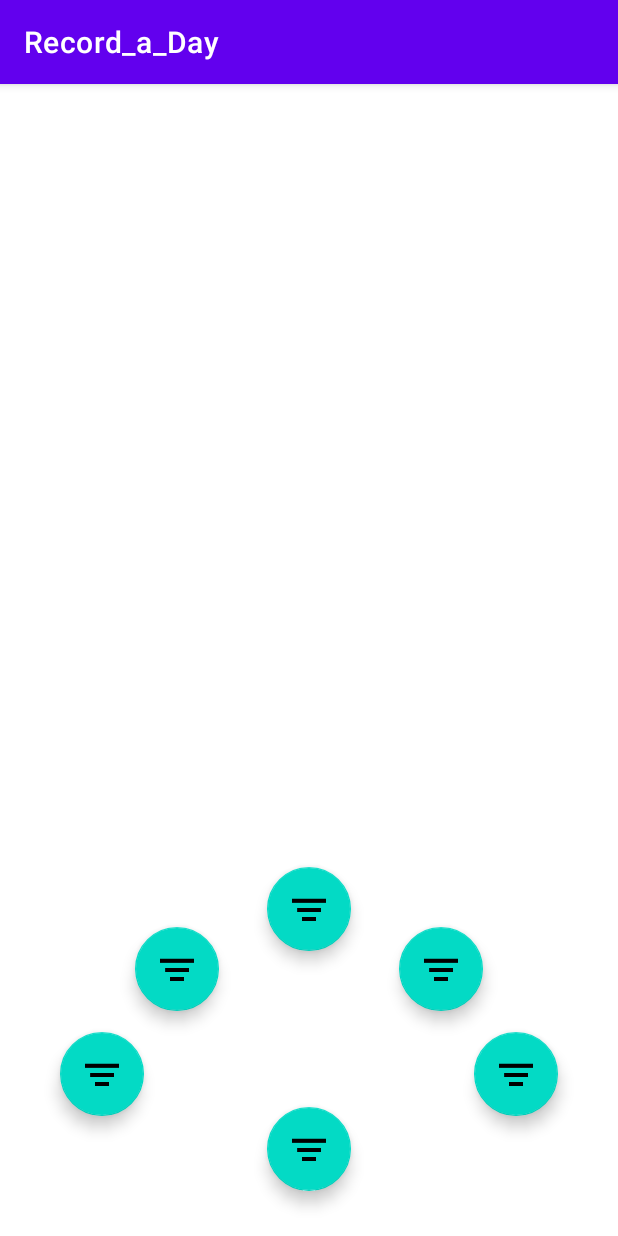
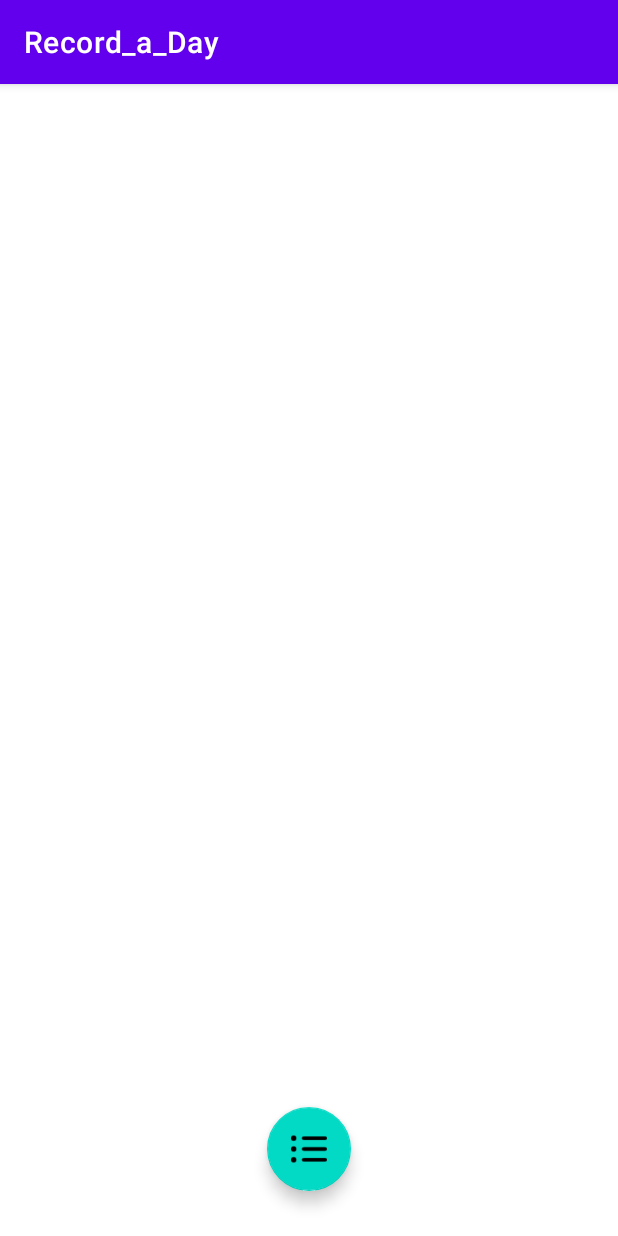
Before and after one commit to Hyeonseok0830/Record-a-day, an Android app: the MainActivity screen opened directly, with no data from a screen before it, after a tap on an icon or button, on a phone screen of 412 x 824 dp. Run offline under Robolectric (Android 15) with nearby library versions, the phone set to English and light mode, and no system bars.

Commit message:
버튼 구현
- 메뉴 버튼
   - 내 정보 버튼
   - 기록하기 버튼
   - 할일 버튼
   - 목표 버튼
   - 공유하기 버튼
애니메이션 효과 적용

```diff
--- a/src_aos/Record_a_Day/app/src/main/java/com/example/record_a_day/MainActivity.kt
+++ b/src_aos/Record_a_Day/app/src/main/java/com/example/record_a_day/MainActivity.kt
@@ -4,6 +4,8 @@ import androidx.appcompat.app.AppCompatActivity
 import android.os.Bundle
 import android.util.Log
 import android.view.View
+import android.view.animation.Animation
+import android.view.animation.AnimationUtils
 import com.example.record_a_day.databinding.ActivityMainBinding
 import kotlinx.coroutines.CoroutineScope
 import kotlinx.coroutines.Dispatchers.Main
@@ -19,6 +21,12 @@ class MainActivity : AppCompatActivity() {
     private var show = false
 
     private val TAG = "TESTTEST"
+
+    lateinit var myInfo_anim : Animation
+    lateinit var record_anim : Animation
+    lateinit var taskList_anim : Animation
+    lateinit var goal_anim : Animation
+    lateinit var share_anim : Animation
     override fun onCreate(savedInstanceState: Bundle?) {
         super.onCreate(savedInstanceState)
 
@@ -29,6 +37,18 @@ class MainActivity : AppCompatActivity() {
 
     }
     fun init(){
+
+        myInfo_anim = AnimationUtils.loadAnimation(this,R.anim.myinfo_anim)
+        myInfo_anim.fillAfter = true
+        record_anim = AnimationUtils.loadAnimation(this,R.anim.record_anim)
+        record_anim.fillAfter = true
+        taskList_anim = AnimationUtils.loadAnimation(this,R.anim.tasklist_anim)
+        taskList_anim.fillAfter = true
+        goal_anim = AnimationUtils.loadAnimation(this,R.anim.goal_anim)
+        goal_anim.fillAfter = true
+        share_anim = AnimationUtils.loadAnimation(this,R.anim.share_anim)
+        share_anim.fillAfter = true
+
         //하단 메뉴 버튼 클릭
         binding.moreBtn.setOnClickListener {
             if(!show)
@@ -37,11 +57,31 @@ class MainActivity : AppCompatActivity() {
     }
     fun showMoreBtn(){
         show=true
-        binding.myinfoBtn.visibility = View.VISIBLE
-        binding.recordBtn.visibility = View.VISIBLE
-        binding.taskListBtn.visibility = View.VISIBLE
-        binding.goalBtn.visibility = View.VISIBLE
-        binding.shareBtn.visibility = View.VISIBLE
+        binding.myinfoBtn.apply {
+            visibility = View.VISIBLE
+            animation = myInfo_anim
+            startAnimation(animation)
+        }
+        binding.recordBtn.apply {
+            visibility = View.VISIBLE
+            animation = record_anim
+            startAnimation(animation)
+        }
+        binding.taskListBtn.apply {
+            visibility = View.VISIBLE
+            animation = taskList_anim
+            startAnimation(animation)
+        }
+        binding.goalBtn.apply {
+            visibility = View.VISIBLE
+            animation = goal_anim
+            startAnimation(animation)
+        }
+        binding.shareBtn.apply {
+            visibility = View.VISIBLE
+            animation = share_anim
+            startAnimation(animation)
+        }
         CoroutineScope(Main).launch {
             delay(3000L)
             Log.d(TAG, "showMoreBtn: $show")
@@ -50,11 +90,26 @@ class MainActivity : AppCompatActivity() {
     }
     fun hideMoreBtn(){
         if(show) {
-            binding.myinfoBtn.visibility = View.INVISIBLE
-            binding.recordBtn.visibility = View.INVISIBLE
-            binding.taskListBtn.visibility = View.INVISIBLE
-            binding.goalBtn.visibility = View.INVISIBLE
-            binding.shareBtn.visibility = View.INVISIBLE
+            binding.myinfoBtn.apply {
+                visibility = View.INVISIBLE
+                clearAnimation()
+            }
+            binding.recordBtn.apply {
+                visibility = View.INVISIBLE
+                clearAnimation()
+            }
+            binding.taskListBtn.apply {
+                visibility = View.INVISIBLE
+                clearAnimation()
+            }
+            binding.goalBtn.apply {
+                visibility = View.INVISIBLE
+                clearAnimation()
+            }
+            binding.shareBtn.apply {
+                visibility = View.INVISIBLE
+                clearAnimation()
+            }
             show = false
         }
     }
--- /dev/null
+++ b/src_aos/Record_a_Day/app/src/main/res/anim/goal_anim.xml
@@ -0,0 +1,13 @@
+<?xml version="1.0" encoding="utf-8"?>
+<set xmlns:android="http://schemas.android.com/apk/res/android"
+    android:interpolator="@android:anim/bounce_interpolator">
+    <scale
+        android:duration="700"
+        android:pivotX="25%"
+        android:pivotY="100%"
+        android:fromXScale="0.0"
+        android:toXScale="1.2"
+        android:fromYScale="0.0"
+        android:toYScale="1.2" />
+
+</set>
--- /dev/null
+++ b/src_aos/Record_a_Day/app/src/main/res/anim/myinfo_anim.xml
@@ -0,0 +1,13 @@
+<?xml version="1.0" encoding="utf-8"?>
+<set xmlns:android="http://schemas.android.com/apk/res/android"
+    android:interpolator="@android:anim/bounce_interpolator">
+    <scale
+        android:duration="700"
+        android:pivotX="100%"
+        android:pivotY="100%"
+        android:fromXScale="0.0"
+        android:toXScale="1.2"
+        android:fromYScale="0.0"
+        android:toYScale="1.2" />
+
+</set>
--- /dev/null
+++ b/src_aos/Record_a_Day/app/src/main/res/anim/record_anim.xml
@@ -0,0 +1,13 @@
+<?xml version="1.0" encoding="utf-8"?>
+<set xmlns:android="http://schemas.android.com/apk/res/android"
+    android:interpolator="@android:anim/bounce_interpolator">
+    <scale
+        android:duration="700"
+        android:pivotX="75%"
+        android:pivotY="100%"
+        android:fromXScale="0.0"
+        android:toXScale="1.2"
+        android:fromYScale="0.0"
+        android:toYScale="1.2" />
+
+</set>
--- /dev/null
+++ b/src_aos/Record_a_Day/app/src/main/res/anim/share_anim.xml
@@ -0,0 +1,13 @@
+<?xml version="1.0" encoding="utf-8"?>
+<set xmlns:android="http://schemas.android.com/apk/res/android"
+    android:interpolator="@android:anim/bounce_interpolator">
+    <scale
+        android:duration="700"
+        android:pivotX="0%"
+        android:pivotY="100%"
+        android:fromXScale="0.0"
+        android:toXScale="1.2"
+        android:fromYScale="0.0"
+        android:toYScale="1.2" />
+
+</set>
--- /dev/null
+++ b/src_aos/Record_a_Day/app/src/main/res/anim/tasklist_anim.xml
@@ -0,0 +1,13 @@
+<?xml version="1.0" encoding="utf-8"?>
+<set xmlns:android="http://schemas.android.com/apk/res/android"
+    android:interpolator="@android:anim/bounce_interpolator">
+    <scale
+        android:duration="700"
+        android:pivotX="50%"
+        android:pivotY="100%"
+        android:fromXScale="0.0"
+        android:toXScale="1.2"
+        android:fromYScale="0.0"
+        android:toYScale="1.2" />
+
+</set>
--- a/src_aos/Record_a_Day/app/src/main/res/layout/activity_main.xml
+++ b/src_aos/Record_a_Day/app/src/main/res/layout/activity_main.xml
@@ -17,7 +17,7 @@
         android:layout_marginHorizontal="40dp"
         android:clickable="true"
         android:visibility="invisible"
-        app:srcCompat="@drawable/main_control_button" />
+        app:srcCompat="@drawable/icon_myinfo" />
 
     <com.google.android.material.floatingactionbutton.FloatingActionButton
         android:id="@+id/record_btn"
@@ -29,7 +29,7 @@
         android:layout_marginHorizontal="90dp"
         android:clickable="true"
         android:visibility="invisible"
-        app:srcCompat="@drawable/main_control_button" />
+        app:srcCompat="@drawable/icon_record" />
 
     <com.google.android.material.floatingactionbutton.FloatingActionButton
         android:id="@+id/task_list_btn"
@@ -41,7 +41,7 @@
         android:layout_marginVertical="190dp"
         android:clickable="true"
         android:visibility="invisible"
-        app:srcCompat="@drawable/main_control_button" />
+        app:srcCompat="@drawable/icon_tasklist" />
 
     <com.google.android.material.floatingactionbutton.FloatingActionButton
         android:id="@+id/goal_btn"
@@ -53,7 +53,7 @@
         android:layout_marginHorizontal="90dp"
         android:clickable="true"
         android:visibility="invisible"
-        app:srcCompat="@drawable/main_control_button" />
+        app:srcCompat="@drawable/icon_goal" />
 
     <com.google.android.material.floatingactionbutton.FloatingActionButton
         android:id="@+id/share_btn"
@@ -65,7 +65,7 @@
         android:layout_marginHorizontal="40dp"
         android:clickable="true"
         android:visibility="invisible"
-        app:srcCompat="@drawable/main_control_button" />
+        app:srcCompat="@drawable/icon_share" />
 
     <com.google.android.material.floatingactionbutton.FloatingActionButton
         android:id="@+id/more_btn"
@@ -75,5 +75,11 @@
         android:layout_alignParentBottom="true"
         android:layout_marginVertical="30dp"
         android:clickable="true"
-        app:srcCompat="@drawable/main_control_button" />
+        app:srcCompat="@drawable/icon_menu" />
 </RelativeLayout>
+<!--<a href="https://www.streamlinehq.com">Free Interface User Single PNG icon by Streamline</a>-->
+<!--<a href="https://www.streamlinehq.com">Free Interface Edit Write 1 PNG icon by Streamline</a>-->
+<!--<a href="https://www.streamlinehq.com">Free Interface Text Formatting List Bullets PNG icon by Streamline</a>-->
+<!--<a href="https://www.streamlinehq.com">Free Interface Favorite Star 2 PNG icon by Streamline</a>-->
+<!--<a href="https://www.streamlinehq.com">Free Interface Validation Check Square 1 PNG icon by Streamline</a>-->
+<!--<a href="https://www.streamlinehq.com">Free Interface Share PNG icon by Streamline</a>-->
```
Also changed, not shown: src_aos/Record_a_Day/app/src/main/res/drawable/icon_goal.png (added), src_aos/Record_a_Day/app/src/main/res/drawable/icon_menu.png (added), src_aos/Record_a_Day/app/src/main/res/drawable/icon_myinfo.png (added), src_aos/Record_a_Day/app/src/main/res/drawable/icon_record.png (added), src_aos/Record_a_Day/app/src/main/res/drawable/icon_share.png (added), src_aos/Record_a_Day/app/src/main/res/drawable/icon_tasklist.png (added).
